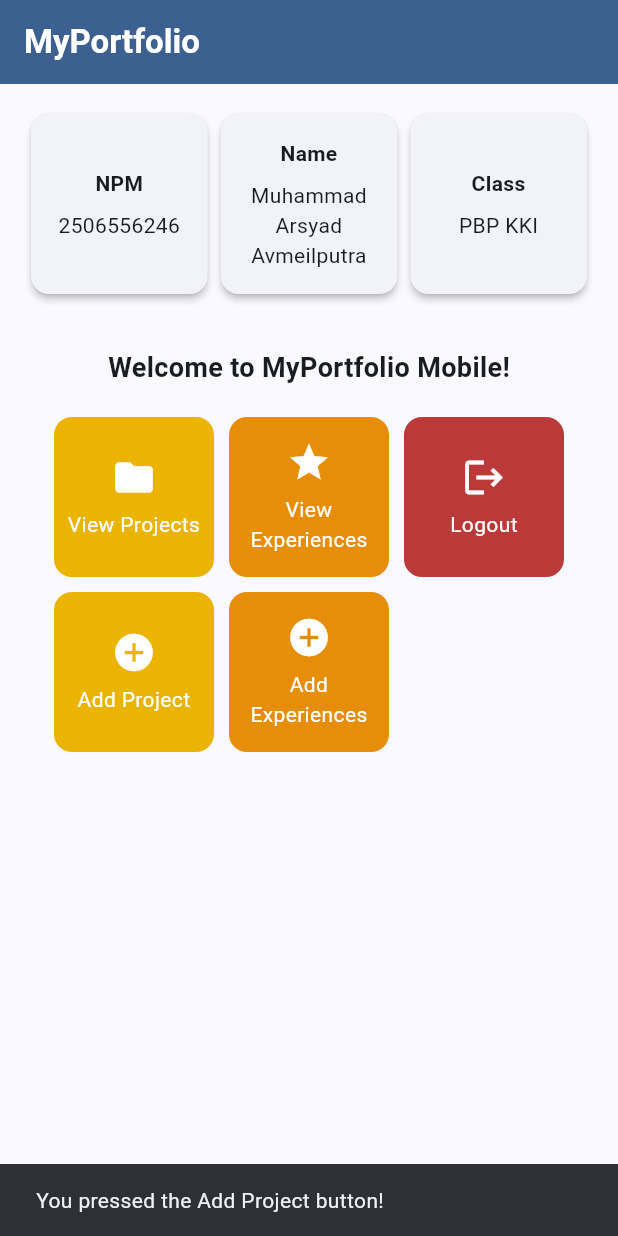
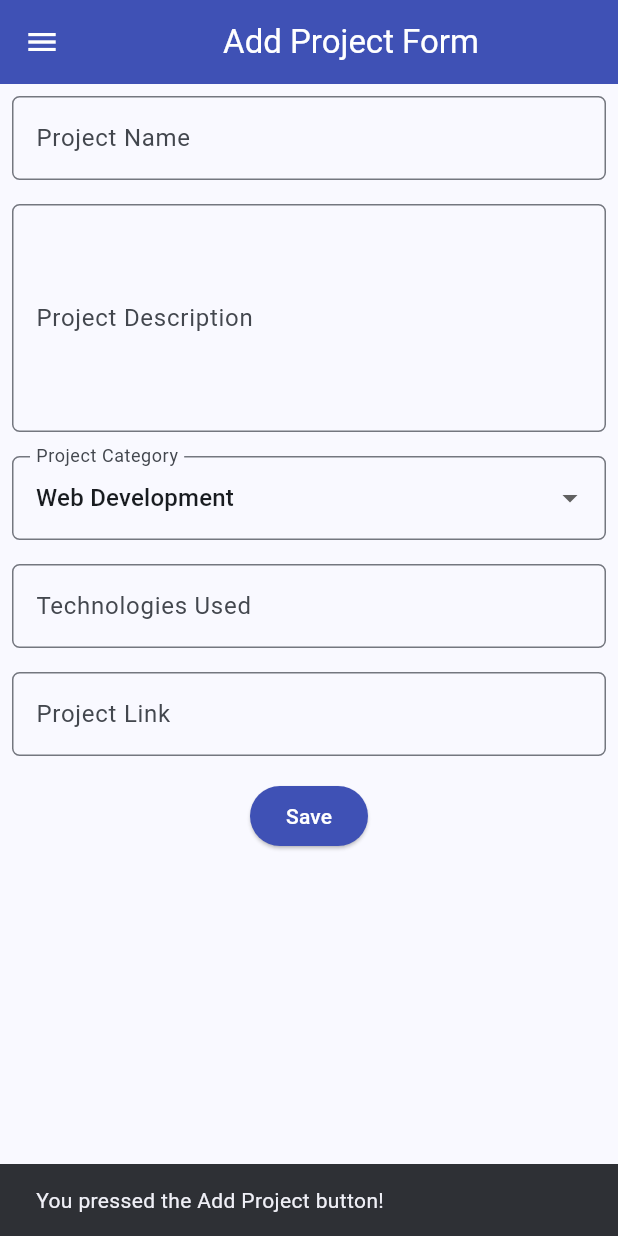
Before and after one commit to M-Arsyad52/myportofolio_mobile, a Flutter app: the screen it shows after launch, after a tap on "Add Project", on a phone screen of 412 x 824 dp. Run offline on Flutter 3.47's test engine with Material 3 defaults, Android fonts, the phone set to English and light mode, and no system bars; our stand-ins replace material_ui.

Commit message:
Tutorial 09: Flutter Navigation, Layouts, Forms, and Input Elements

```diff
--- a/lib/main.dart
+++ b/lib/main.dart
@@ -1,5 +1,5 @@
 import 'package:material_ui/material_ui.dart';
-import 'package:myportofolio_mobile/menu.dart';
+import 'package:myportofolio_mobile/screens/menu.dart';
 
 void main() {
   runApp(const MyApp());
--- a/lib/menu.dart
+++ b/lib/screens/menu.dart
@@ -1,4 +1,6 @@
 import 'package:material_ui/material_ui.dart';
+import 'package:myportofolio_mobile/widgets/left_drawer.dart';
+import 'package:myportofolio_mobile/widgets/project_card.dart';
 
 class MyHomePage extends StatelessWidget {
   MyHomePage({super.key});
@@ -27,7 +29,9 @@ class MyHomePage extends StatelessWidget {
           ),
         ),
         backgroundColor: Theme.of(context).colorScheme.primary,
+        iconTheme: const IconThemeData(color:Colors.white),
       ),
+      drawer: const LeftDrawer(),
       body: Padding(
         padding: const EdgeInsets.all(16.0),
         child: Column(
@@ -125,47 +129,3 @@ class ItemHomepage {
 
   ItemHomepage(this.name, this.icon, this.color);
 }
-
-class ItemCard extends StatelessWidget {
-  final ItemHomepage item;
-
-  const ItemCard(this.item, {super.key});
-
-  @override
-  Widget build(BuildContext context) {
-    return Material(
-      color: item.color,
-      borderRadius: BorderRadius.circular(12),
-      child: InkWell(
-        onTap: () {
-          ScaffoldMessenger.of(context)
-          ..hideCurrentSnackBar()
-          ..showSnackBar(
-            SnackBar(content: Text("You pressed the ${item.name} button!"))
-          );
-        },
-        child: Container(
-          padding: const EdgeInsets.all(8),
-          child: Center(
-            child: Column(
-              mainAxisAlignment: MainAxisAlignment.center,
-              children: [
-                Icon(
-                  item.icon,
-                  color: Colors.white,
-                  size: 30.0,
-                ),
-                const Padding(padding: EdgeInsets.all(3)),
-                Text(
-                  item.name,
-                  textAlign: TextAlign.center,
-                  style: const TextStyle(color: Colors.white),
-                ),
-              ],
-            ),
-          ),
-        ),
-      ),
-    );
-  }
-}
--- /dev/null
+++ b/lib/screens/project_form.dart
@@ -0,0 +1,217 @@
+import 'package:material_ui/material_ui.dart';
+import 'package:myportofolio_mobile/widgets/left_drawer.dart';
+
+class ProjectFormPage extends StatefulWidget {
+  const ProjectFormPage({super.key});
+
+  @override
+  State<ProjectFormPage> createState() => _ProjecFormPageState();
+}
+
+class _ProjecFormPageState extends State<ProjectFormPage> {
+  final _formKey = GlobalKey<FormState>();
+
+  String _projectName = "";
+  String _description = "";
+  String _category = "Web Development";
+  String _technologies = "";
+  String _projectLink = "";
+
+  final List<String> _categories = [
+    'Web Development',
+    'Mobile Development',
+    'Machine Learning',
+    'Data Science',
+    'Other',
+  ];
+
+  @override
+  Widget build(BuildContext context) {
+    return Scaffold(
+      appBar: AppBar(
+        title: const Center(
+          child: Text(
+            'Add Project Form',
+          ),
+        ),
+        backgroundColor: Colors.indigo,
+        foregroundColor: Colors.white,
+      ),
+      drawer: const LeftDrawer(),
+      body: Form(
+        key: _formKey,
+        child: SingleChildScrollView(
+          child: Column(
+            crossAxisAlignment: CrossAxisAlignment.start,
+            children: [
+              // PROJECT NAME
+              Padding(
+                padding: const EdgeInsets.all(8.0),
+                child: TextFormField(
+                  decoration: InputDecoration(
+                    hintText: "Project Name",
+                    labelText: "Project Name",
+                    border: OutlineInputBorder(
+                      borderRadius: BorderRadius.circular(5.0),
+                    ),
+                  ),
+                  onChanged: (String? value) {
+                    setState(() {
+                      _projectName = value!;
+                    });
+                  },
+                  validator: (String? value) {
+                    if (value == null || value.trim().isEmpty) {
+                      return "Enter a project name.";
+                    }
+                    return null;
+                  },
+                ),
+              ),
+
+              // DESCRIPTION
+              Padding(
+                padding: const EdgeInsets.all(8.0),
+                child: TextFormField(
+                  maxLines: 5,
+                  decoration: InputDecoration(
+                    hintText: "Project Description",
+                    labelText: "Project Description",
+                    border: OutlineInputBorder(
+                      borderRadius: BorderRadius.circular(5.0),
+                    ),
+                  ),
+                  onChanged: (String? value) {
+                    setState(() {
+                      _description = value!;
+                    });
+                  },
+                  validator: (String? value) {
+                    if (value == null || value.trim().isEmpty) {
+                      return "Enter a project description.";
+                    }
+                    return null;
+                  },
+                ),
+              ),
+
+              // CATEGORY
+              Padding(
+                padding: const EdgeInsets.all(8.0),
+                child: DropdownButtonFormField<String>(
+                  decoration: InputDecoration(
+                    labelText: "Project Category",
+                    border: OutlineInputBorder(
+                      borderRadius:  BorderRadius.circular(5.0),
+                    ),
+                  ),
+                  initialValue: _category,
+                  items: _categories
+                    .map((category) => DropdownMenuItem(
+                      value: category,
+                      child: Text(category),
+                    ))
+                    .toList(),
+                  onChanged: (String? newValue) {
+                    setState(() {
+                      _category = newValue!;
+                    });
+                  },
+                ),
+              ),
+
+              // TECHNOLOGIES
+              Padding(
+                padding: const EdgeInsets.all(8.0),
+                child: TextFormField(
+                  decoration: InputDecoration(
+                    hintText: "Example: Flutter, Django, Figma",
+                    labelText: "Technologies Used",
+                    border: OutlineInputBorder(
+                      borderRadius: BorderRadius.circular(5.0),
+                    ),
+                  ),
+                  onChanged: (String? value) {
+                    setState(() {
+                      _technologies = value!;
+                    });
+                  },
+                ),
+              ),
+
+              // PROJECT LINK
+              Padding(
+                padding: const EdgeInsets.all(8.0),
+                child: TextFormField(
+                  decoration: InputDecoration(
+                    hintText: "Project URL (optional)",
+                    labelText: "Project Link",
+                    border: OutlineInputBorder(
+                      borderRadius: BorderRadius.circular(5.0),
+                    ),
+                  ),
+                  onChanged: (String? value) {
+                    setState(() {
+                      _projectLink = value!;
+                    });
+                  },
+                ),
+              ),
+
+              // SAVE BUTTON
+              Align(
+                alignment: Alignment.bottomCenter,
+                child: Padding(
+                  padding: const EdgeInsets.all(8.0),
+                  child: ElevatedButton(
+                    style: ButtonStyle(
+                      backgroundColor:
+                        WidgetStateProperty.all(Colors.indigo),
+                    ),
+                    onPressed: () {
+                      if (_formKey.currentState!.validate()) {
+                        showDialog(
+                          context: context,
+                          builder: (context) {
+                            return AlertDialog(
+                              title: const Text('Project added successfully'),
+                              content: SingleChildScrollView(
+                                child: Column(
+                                  crossAxisAlignment: CrossAxisAlignment.start,
+                                  children: [
+                                    Text('Project Name: $_projectName'),
+                                    Text('Description: $_description'),
+                                    Text('Category: $_category'),
+                                    Text('Technologies: $_technologies'),
+                                    Text('Link: $_projectLink'),
+                                  ],
+                                ),
+                              ),
+                              actions: [
+                                TextButton(
+                                  child: const Text('OK'),
+                                  onPressed: () {
+                                    Navigator.pop(context);
+                                    _formKey.currentState!.reset();
+                                  },
+                                ),
+                              ],
+                            );
+                          },
+                        );
+                      }
+                    },
+                    child: const Text(
+                      "Save",
+                      style: TextStyle(color: Colors.white),
+                    ),
+                  ),
+                ),
+              ),
+            ],
+          ),
+        ),
+      ),
+    );
+  }
+}
--- /dev/null
+++ b/lib/widgets/left_drawer.dart
@@ -0,0 +1,66 @@
+import 'package:material_ui/material_ui.dart';
+import 'package:myportofolio_mobile/screens/menu.dart';
+import 'package:myportofolio_mobile/screens/project_form.dart';
+
+class LeftDrawer extends StatelessWidget {
+  const LeftDrawer({super.key});
+
+  @override
+  Widget build(BuildContext context) {
+    return Drawer(
+      child: ListView(
+        children: [
+          const DrawerHeader(
+            decoration: BoxDecoration(
+                color: Colors.indigo,
+              ),
+            child: Column(
+                crossAxisAlignment: CrossAxisAlignment.start,
+                children: [
+                  Text(
+                    'My Portfolio',
+                    style: TextStyle(
+                      fontSize: 30,
+                      fontWeight: FontWeight.bold,
+                      color: Colors.white,
+                    ),
+                  ),
+                  SizedBox(height: 10),
+                  Text(
+                    'Explore personal projects and experiences!',
+                    style: TextStyle(
+                      fontSize: 15,
+                      color: Colors.white,
+                    ),
+                  ),
+                ],
+              ),
+            ),
+          ListTile(
+            leading: const Icon(Icons.home_outlined),
+            title: const Text('Home'),
+            // Navigate to the home screen
+            onTap: () {
+              Navigator.pushReplacement(
+                context,
+                MaterialPageRoute(
+                  builder: (context) => MyHomePage(),
+                ),
+              );
+            },
+          ),
+          ListTile(
+            leading: const Icon(Icons.add_circle_outline),
+            title: const Text('Add Project'),
+            // Navigate to Add Project screen
+            onTap: () {
+              // Add route to ProjectFormPage
+              Navigator.push(context,
+                MaterialPageRoute(builder: (context) => const ProjectFormPage()));
+            }
+          )
+        ],
+      ),
+    );
+  }
+}
--- /dev/null
+++ b/lib/widgets/project_card.dart
@@ -0,0 +1,52 @@
+import 'package:material_ui/material_ui.dart';
+import 'package:myportofolio_mobile/screens/menu.dart';
+import 'package:myportofolio_mobile/screens/project_form.dart';
+
+class ItemCard extends StatelessWidget {
+  final ItemHomepage item;
+
+  const ItemCard(this.item, {super.key});
+
+  @override
+  Widget build(BuildContext context) {
+    return Material(
+      color: item.color,
+      borderRadius: BorderRadius.circular(12),
+      child: InkWell(
+        onTap: () {
+          ScaffoldMessenger.of(context)
+          ..hideCurrentSnackBar()
+          ..showSnackBar(
+            SnackBar(content: Text("You pressed the ${item.name} button!"))
+          );
+
+          // Navigate to other pages
+          if (item.name == "Add Project") {
+            Navigator.push(context, MaterialPageRoute(builder: (context) => const ProjectFormPage()));
+          }
+        },
+        child: Container(
+          padding: const EdgeInsets.all(8),
+          child: Center(
+            child: Column(
+              mainAxisAlignment: MainAxisAlignment.center,
+              children: [
+                Icon(
+                  item.icon,
+                  color: Colors.white,
+                  size: 30.0,
+                ),
+                const Padding(padding: EdgeInsets.all(3)),
+                Text(
+                  item.name,
+                  textAlign: TextAlign.center,
+                  style: const TextStyle(color: Colors.white),
+                ),
+              ],
+            ),
+          ),
+        ),
+      ),
+    );
+  }
+}
```
